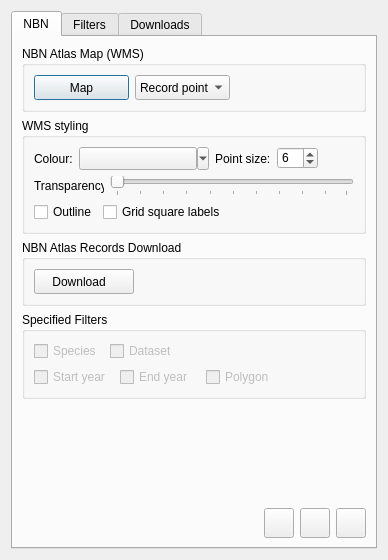
Qt form ui_nbn.ui (FieldStudiesCouncil/QGIS-Biological-Recording-Tools) before a commit.
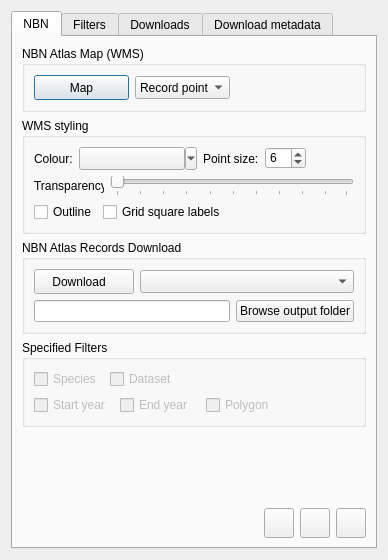
The same form after that commit. Icons and pictures are not drawn. Custom widgets are drawn as their Qt base class.

What changed in the file:
```diff
--- a/ui_nbn.ui
+++ b/ui_nbn.ui
@@ -57,7 +57,7 @@
       <attribute name="title">
        <string>NBN</string>
       </attribute>
-      <layout class="QVBoxLayout" name="verticalLayout_8">
+      <layout class="QVBoxLayout" name="verticalLayout_12">
        <item>
         <widget class="QGroupBox" name="groupBox_3">
          <property name="sizePolicy">
@@ -119,19 +119,19 @@
             <property name="sizePolicy">
              <sizepolicy hsizetype="Preferred" vsizetype="Fixed">
               <horstretch>0</horstretch>
-              <verstretch>3</verstretch>
+              <verstretch>0</verstretch>
              </sizepolicy>
             </property>
             <property name="minimumSize">
              <size>
               <width>95</width>
-              <height>25</height>
+              <height>23</height>
              </size>
             </property>
             <property name="maximumSize">
              <size>
               <width>95</width>
-              <height>25</height>
+              <height>23</height>
              </size>
             </property>
             <property name="toolTip">
@@ -217,7 +217,7 @@
               </property>
               <property name="iconSize">
                <size>
-                <width>110</width>
+                <width>98</width>
                 <height>16</height>
                </size>
               </property>
@@ -388,11 +388,13 @@
         </widget>
        </item>
        <item>
-        <widget class="QGroupBox" name="groupBox_5">
+        <widget class="QgsCollapsibleGroupBox" name="mGroupBox">
          <property name="title">
           <string>NBN Atlas Records Download</string>
          </property>
-         <layout class="QHBoxLayout" name="horizontalLayout_14">
+         <layout class="QVBoxLayout" name="verticalLayout_8">
+          <item>
+           <layout class="QHBoxLayout" name="horizontalLayout_17">
           <item>
            <widget class="QPushButton" name="pbDownload">
             <property name="sizePolicy">
@@ -432,17 +434,43 @@
            </widget>
           </item>
           <item>
-           <spacer name="horizontalSpacer_6">
-            <property name="orientation">
-             <enum>Qt::Horizontal</enum>
-            </property>
-            <property name="sizeHint" stdset="0">
+             <widget class="QComboBox" name="cboDownloadReason">
+              <property name="minimumSize">
+               <size>
+                <width>0</width>
+                <height>23</height>
+               </size>
+              </property>
+              <property name="maximumSize">
              <size>
-              <width>96</width>
-              <height>20</height>
-             </size>
-            </property>
-           </spacer>
+                <width>16777215</width>
+                <height>23</height>
+               </size>
+              </property>
+              <property name="toolTip">
+               <string>Specify a reason for NBN download</string>
+              </property>
+             </widget>
+            </item>
+           </layout>
+          </item>
+          <item>
+           <layout class="QHBoxLayout" name="horizontalLayout_14">
+            <item>
+             <widget class="QLineEdit" name="leNbnOutputFolder">
+              <property name="toolTip">
+               <string>Folder for atlas images</string>
+              </property>
+             </widget>
+            </item>
+            <item>
+             <widget class="QPushButton" name="pbBrowseNbnOutputFolder">
+              <property name="text">
+               <string>Browse output folder</string>
+              </property>
+             </widget>
+            </item>
+           </layout>
           </item>
          </layout>
         </widget>
@@ -1500,6 +1528,11 @@
        </item>
       </layout>
      </widget>
+     <widget class="QWidget" name="tabMetadata">
+      <attribute name="title">
+       <string>Download metadata</string>
+      </attribute>
+     </widget>
     </widget>
    </item>
   </layout>
```
Lines whose indentation alone changed are shown as unchanged.
